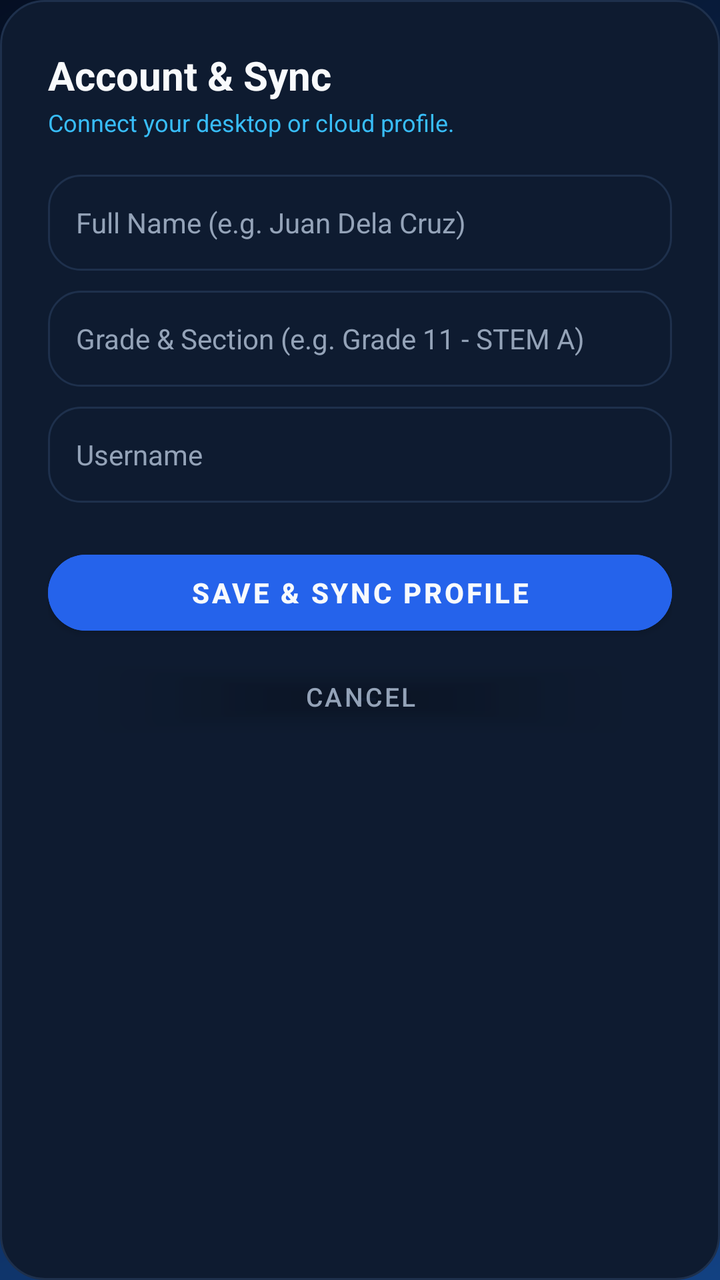
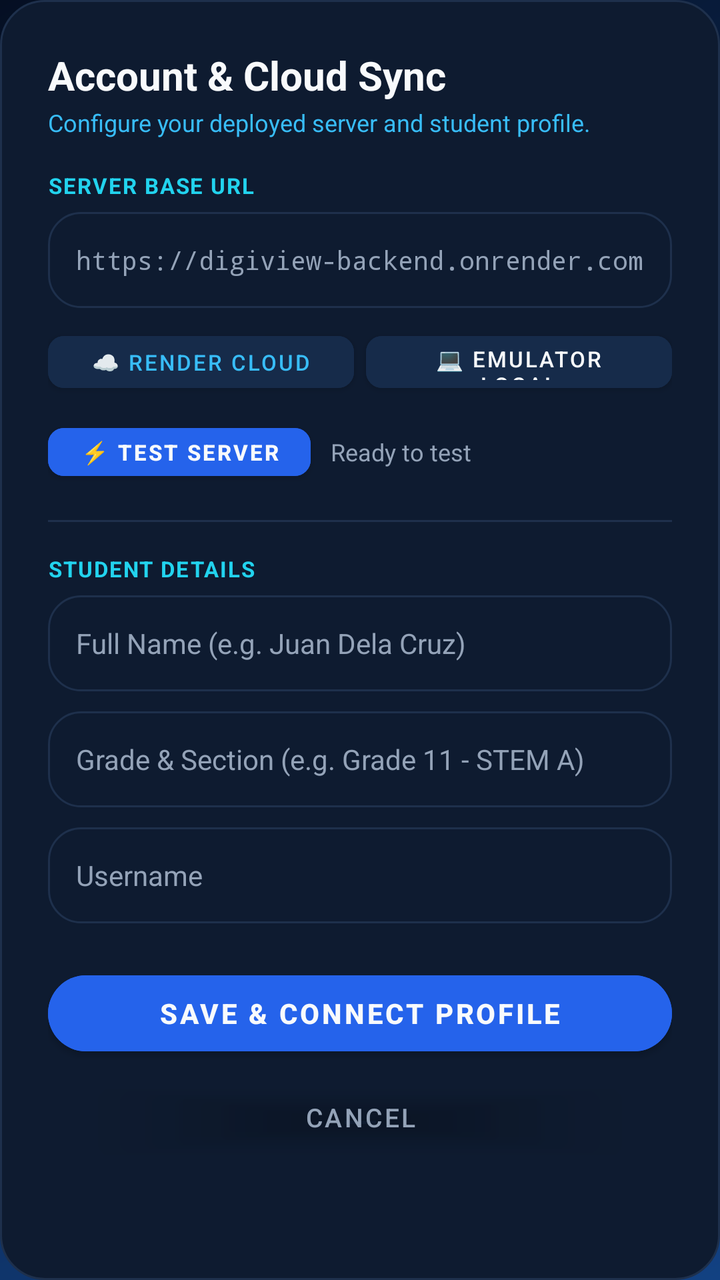

An Android layout rendered at two revisions. The XML below is the earlier revision; the diff shows what the commit changed to produce the second picture.
<!-- AndroidManifest.xml: application theme Theme.DigiView -->
<!-- res/layout/dialog_auth.xml -->
<?xml version="1.0" encoding="utf-8"?>
<ScrollView
    xmlns:android="http://schemas.android.com/apk/res/android"
    xmlns:app="http://schemas.android.com/apk/res-auto"
    android:layout_width="match_parent"
    android:layout_height="wrap_content"
    android:background="@drawable/bg_card"
    android:fillViewport="true">

    <LinearLayout
        android:layout_width="match_parent"
        android:layout_height="wrap_content"
        android:orientation="vertical"
        android:padding="24dp">

        <TextView
            android:layout_width="wrap_content"
            android:layout_height="wrap_content"
            android:text="Account &amp; Sync"
            android:textColor="@color/text_white"
            android:textSize="20sp"
            android:textStyle="bold" />

        <TextView
            android:layout_width="wrap_content"
            android:layout_height="wrap_content"
            android:text="Connect your desktop or cloud profile."
            android:textColor="@color/cyan"
            android:textSize="12sp"
            android:layout_marginTop="2dp"
            android:layout_marginBottom="18dp" />

        
        <EditText
            android:id="@+id/etAuthFullName"
            android:layout_width="match_parent"
            android:layout_height="48dp"
            android:background="@drawable/bg_option_normal"
            android:hint="Full Name (e.g. Juan Dela Cruz)"
            android:textColorHint="@color/muted"
            android:textColor="@color/text_white"
            android:textSize="14sp"
            android:paddingStart="14dp"
            android:paddingEnd="14dp"
            android:inputType="textPersonName" />

        
        <EditText
            android:id="@+id/etAuthSection"
            android:layout_width="match_parent"
            android:layout_height="48dp"
            android:background="@drawable/bg_option_normal"
            android:hint="Grade &amp; Section (e.g. Grade 11 - STEM A)"
            android:textColorHint="@color/muted"
            android:textColor="@color/text_white"
            android:textSize="14sp"
            android:paddingStart="14dp"
            android:paddingEnd="14dp"
            android:layout_marginTop="10dp"
            android:inputType="text" />

        
        <EditText
            android:id="@+id/etAuthUsername"
            android:layout_width="match_parent"
            android:layout_height="48dp"
            android:background="@drawable/bg_option_normal"
            android:hint="Username"
            android:textColorHint="@color/muted"
            android:textColor="@color/text_white"
            android:textSize="14sp"
            android:paddingStart="14dp"
            android:paddingEnd="14dp"
            android:layout_marginTop="10dp"
            android:inputType="textNoSuggestions" />

        
        <com.google.android.material.button.MaterialButton
            android:id="@+id/btnAuthSave"
            android:layout_width="match_parent"
            android:layout_height="50dp"
            android:backgroundTint="@color/blue"
            android:text="Save &amp; Sync Profile"
            android:textColor="@color/text_white"
            android:textSize="14sp"
            android:textStyle="bold"
            app:cornerRadius="25dp"
            android:layout_marginTop="20dp" />

        <com.google.android.material.button.MaterialButton
            android:id="@+id/btnAuthCancel"
            android:layout_width="match_parent"
            android:layout_height="46dp"
            android:backgroundTint="@android:color/transparent"
            android:text="Cancel"
            android:textColor="@color/muted"
            android:textSize="13sp"
            android:layout_marginTop="4dp" />

    </LinearLayout>
</ScrollView>
<!-- resources referenced by this layout -->
<resources>
  <color name="blue">#2563EB</color>
  <color name="cyan">#38BDF8</color>
  <color name="muted">#94A3B8</color>
  <color name="text_white">#F8FAFC</color>
  <!-- drawable bg_card (drawable) -->
  <?xml version="1.0" encoding="utf-8"?>
  <shape xmlns:android="http://schemas.android.com/apk/res/android"
      android:shape="rectangle">
      <solid android:color="@color/d_card" />
      <stroke
          android:width="1dp"
          android:color="@color/d_line" />
      <corners android:radius="22dp" />
  </shape>
  <!-- drawable bg_option_normal (drawable) -->
  <?xml version="1.0" encoding="utf-8"?>
  <selector xmlns:android="http://schemas.android.com/apk/res/android">
      <item android:state_pressed="true">
          <shape android:shape="rectangle">
              <solid android:color="@color/panel2" />
              <stroke android:width="1.5dp" android:color="@color/cyan" />
              <corners android:radius="16dp" />
          </shape>
      </item>
      <item>
          <shape android:shape="rectangle">
              <solid android:color="@color/d_card" />
              <stroke android:width="1dp" android:color="@color/d_line" />
              <corners android:radius="16dp" />
          </shape>
      </item>
  </selector>
  <style name="Theme.DigiView" parent="Theme.MaterialComponents.DayNight.NoActionBar">
          
          <item name="colorPrimary">@color/blue</item>
          <item name="colorPrimaryVariant">@color/blue_hover</item>
          <item name="colorOnPrimary">@color/text_white</item>
  
          
          <item name="colorSecondary">@color/cyan</item>
          <item name="colorSecondaryVariant">@color/cyan_glow</item>
          <item name="colorOnSecondary">@color/d_sidebar</item>
  
          
          <item name="android:statusBarColor">@color/d_top</item>
          <item name="android:navigationBarColor">@color/d_sidebar</item>
          <item name="android:windowBackground">@drawable/bg_gradient</item>
      </style>
  <color name="d_card">#0E1B30</color>
  <color name="d_line">#1E304C</color>
  <color name="panel2">#142943</color>
  <color name="blue_hover">#1D4ED8</color>
  <color name="cyan_glow">#22D3EE</color>
  <color name="d_sidebar">#060F1E</color>
  <color name="d_top">#071120</color>
  <!-- drawable bg_gradient (drawable) -->
  <?xml version="1.0" encoding="utf-8"?>
  <shape xmlns:android="http://schemas.android.com/apk/res/android"
      android:shape="rectangle">
      <gradient
          android:type="linear"
          android:angle="315"
          android:startColor="@color/d_bg_start"
          android:endColor="@color/d_bg_end" />
  </shape>
  <color name="d_bg_start">#050F23</color>
  <color name="d_bg_end">#124182</color>
</resources>

<!-- the commit's change to res/layout/dialog_auth.xml (unified diff, before → after) -->
@@ -16,7 +16,7 @@
         <TextView
             android:layout_width="wrap_content"
             android:layout_height="wrap_content"
-            android:text="Account &amp; Sync"
+            android:text="Account &amp; Cloud Sync"
             android:textColor="@color/text_white"
             android:textSize="20sp"
             android:textStyle="bold" />
@@ -24,11 +24,118 @@
         <TextView
             android:layout_width="wrap_content"
             android:layout_height="wrap_content"
-            android:text="Connect your desktop or cloud profile."
+            android:text="Configure your deployed server and student profile."
             android:textColor="@color/cyan"
             android:textSize="12sp"
             android:layout_marginTop="2dp"
-            android:layout_marginBottom="18dp" />
+            android:layout_marginBottom="16dp" />
+
+        
+        <TextView
+            android:layout_width="wrap_content"
+            android:layout_height="wrap_content"
+            android:text="SERVER BASE URL"
+            android:textColor="@color/cyan_glow"
+            android:textSize="11sp"
+            android:textStyle="bold"
+            android:letterSpacing="0.06"
+            android:layout_marginBottom="6dp" />
+
+        <EditText
+            android:id="@+id/etServerUrl"
+            android:layout_width="match_parent"
+            android:layout_height="48dp"
+            android:background="@drawable/bg_option_normal"
+            android:hint="https://digiview-backend.onrender.com/"
+            android:textColorHint="@color/muted"
+            android:textColor="@color/text_white"
+            android:textSize="13sp"
+            android:fontFamily="monospace"
+            android:paddingStart="14dp"
+            android:paddingEnd="14dp"
+            android:inputType="textUri" />
+
+        
+        <LinearLayout
+            android:layout_width="match_parent"
+            android:layout_height="wrap_content"
+            android:orientation="horizontal"
+            android:layout_marginTop="8dp"
+            android:gravity="center_vertical">
+
+            <com.google.android.material.button.MaterialButton
+                android:id="@+id/btnPresetRender"
+                android:layout_width="0dp"
+                android:layout_height="38dp"
+                android:layout_weight="1"
+                android:backgroundTint="#162B4A"
+                android:text="☁️ Render Cloud"
+                android:textColor="@color/cyan"
+                android:textSize="11sp"
+                app:cornerRadius="8dp"
+                android:layout_marginEnd="6dp" />
+
+            <com.google.android.material.button.MaterialButton
+                android:id="@+id/btnPresetLocal"
+                android:layout_width="0dp"
+                android:layout_height="38dp"
+                android:layout_weight="1"
+                android:backgroundTint="#162B4A"
+                android:text="💻 Emulator Local"
+                android:textColor="@color/text_white"
+                android:textSize="11sp"
+                app:cornerRadius="8dp" />
+        </LinearLayout>
+
+        
+        <LinearLayout
+            android:layout_width="match_parent"
+            android:layout_height="wrap_content"
+            android:orientation="horizontal"
+            android:gravity="center_vertical"
+            android:layout_marginTop="8dp">
+
+            <com.google.android.material.button.MaterialButton
+                android:id="@+id/btnTestConnection"
+                android:layout_width="wrap_content"
+                android:layout_height="36dp"
+                android:backgroundTint="@color/blue"
+                android:text="⚡ Test Server"
+                android:textColor="@color/text_white"
+                android:textSize="11sp"
+                android:textStyle="bold"
+                app:cornerRadius="8dp" />
+
+            <TextView
+                android:id="@+id/tvConnectionStatus"
+                android:layout_width="0dp"
+                android:layout_height="wrap_content"
+                android:layout_weight="1"
+                android:text="Ready to test"
+                android:textColor="@color/muted"
+                android:textSize="12sp"
+                android:layout_marginStart="10dp"
+                android:maxLines="1"
+                android:ellipsize="end" />
+        </LinearLayout>
+
+        <View
+            android:layout_width="match_parent"
+            android:layout_height="1dp"
+            android:background="@color/d_line"
+            android:layout_marginTop="16dp"
+            android:layout_marginBottom="16dp" />
+
+        
+        <TextView
+            android:layout_width="wrap_content"
+            android:layout_height="wrap_content"
+            android:text="STUDENT DETAILS"
+            android:textColor="@color/cyan_glow"
+            android:textSize="11sp"
+            android:textStyle="bold"
+            android:letterSpacing="0.06"
+            android:layout_marginBottom="6dp" />
 
         
         <EditText
@@ -80,7 +187,7 @@
             android:layout_width="match_parent"
             android:layout_height="50dp"
             android:backgroundTint="@color/blue"
-            android:text="Save &amp; Sync Profile"
+            android:text="Save &amp; Connect Profile"
             android:textColor="@color/text_white"
             android:textSize="14sp"
             android:textStyle="bold"
